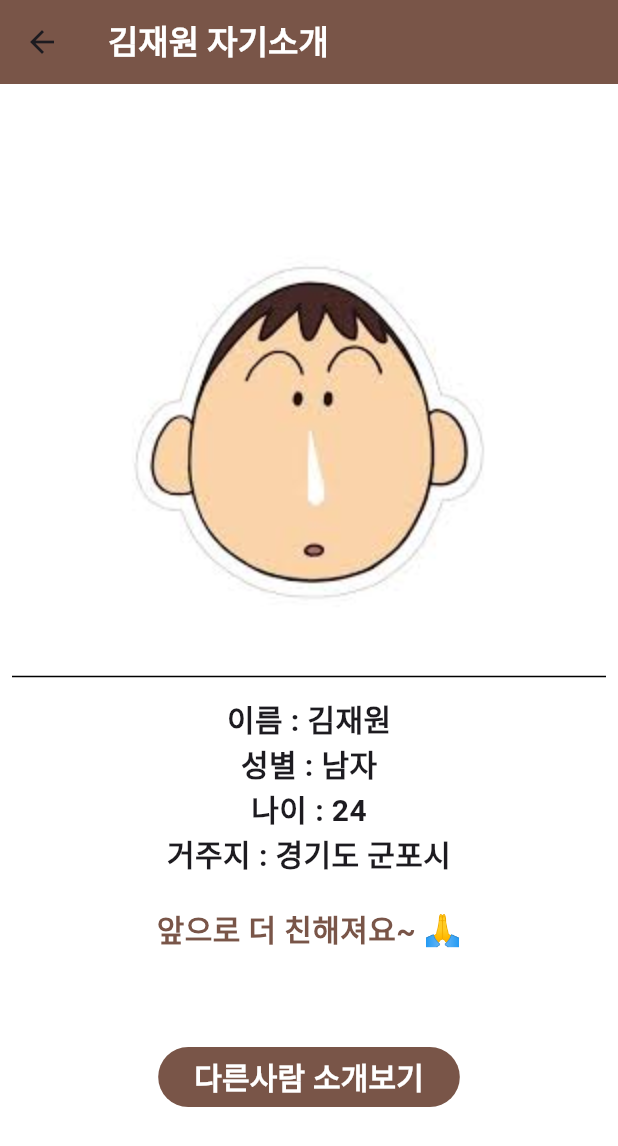
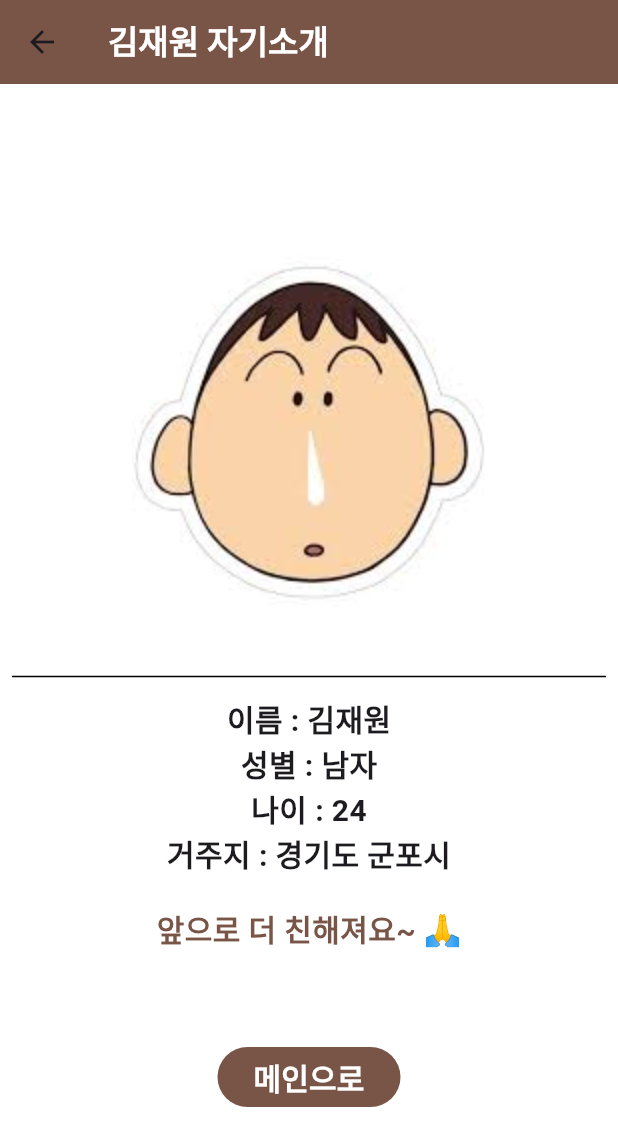
Before and after one commit to Eunjun1/project-3team, a Flutter app: the JwScreen screen opened by its route, on a phone screen of 412 x 824 dp. Shown: the top 1146 px of the screen. Run offline on Flutter 3.47's test engine with Material 3 defaults, Android fonts, the phone set to English and light mode, and no system bars.

Commit message:
찐찐완

```diff
--- a/project_001/project_03_24/lib/view/jwscreen.dart
+++ b/project_001/project_03_24/lib/view/jwscreen.dart
@@ -81,7 +81,7 @@ class JwScreen extends StatelessWidget {
                   backgroundColor: Colors.brown,
                 ),
                 child: Text(
-                  '다른사람 소개보기',
+                  '메인으로',
                   style: TextStyle(
                     fontSize: 20,
                     fontWeight: FontWeight.bold,
```
